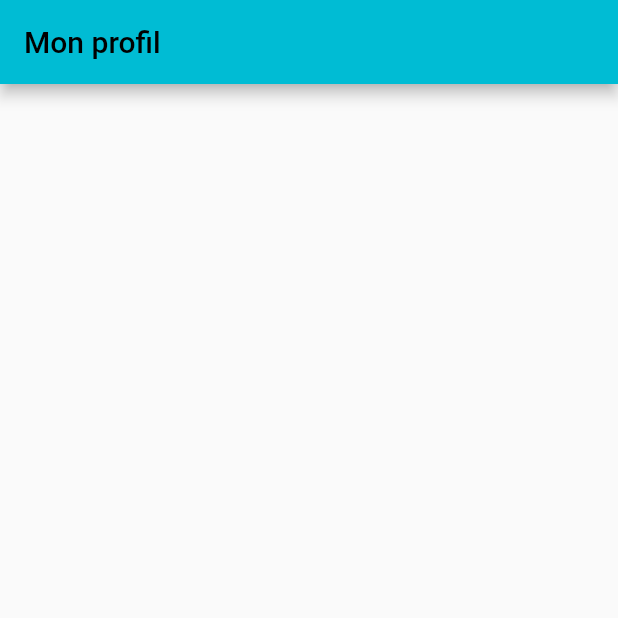
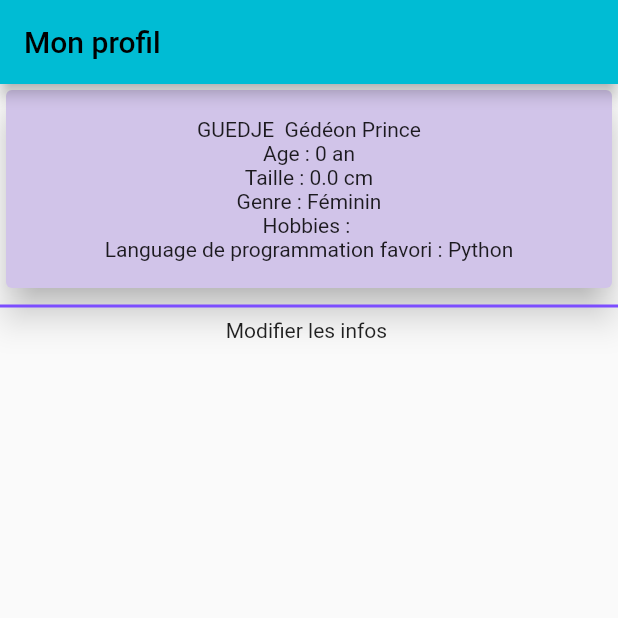
Before and after one commit to princeGedeon/Profile_page, a Flutter app: the screen it shows after launch, on a phone screen of 412 x 824 dp, the top half of it. Run offline on Flutter 3.47's test engine with Material 2 defaults, Android fonts, the phone set to English and light mode, and no system bars.

Commit message:
Mise en place de la page profil

```diff
--- a/lib/profile.dart
+++ b/lib/profile.dart
@@ -1 +1,67 @@
-class
+
+class Profile{
+  String nom;
+  String prenom;
+  int age;
+  bool gender;
+  double taille;
+  String secret;
+  List<String> hobbies=[];
+  String favoriteLang;
+
+  Profile({
+    this.nom="",
+    this.prenom="",
+    this.age=0,
+    this.gender=true,
+    this.taille=0.0,
+    this.secret="",
+    this.hobbies=const [],
+    this.favoriteLang="Python"
+});
+
+  String get_fullname()
+  {
+    return "$nom  $prenom";
+  }
+
+  String get_age()
+  {
+    String ageString="$age an";
+    if (age>1)
+      {
+        ageString+="s";
+      }
+    return ageString;
+  }
+
+  String get_gender()
+  {
+    return (gender)? "Féminin":"Masculin";
+  }
+
+  String get_taille()
+  {
+    return '$taille cm';
+  }
+
+  String get_hoobies(){
+    String tohobbiesstring="";
+    if (hobbies.length==0){
+      return tohobbiesstring;
+    }
+    else{
+      tohobbiesstring=" Mes hobbies sont :";
+    hobbies.forEach((element) {
+      tohobbiesstring+=" $element ,";
+    });
+    return tohobbiesstring;
+    }
+
+
+  }
+  String get_favoriteLang(){
+    return favoriteLang;
+  }
+
+}
--- a/lib/profile_page.dart
+++ b/lib/profile_page.dart
@@ -1,43 +1,79 @@
 import 'package:flutter/material.dart';
+import 'package:mon_profile/profile.dart';
 
-class ProfilePage extends StatefulWidget{
-
-  ProfilePageState createState()=>ProfilePageState();
+class ProfilePage extends StatefulWidget {
+  ProfilePageState createState() => ProfilePageState();
 }
 
-class ProfilePageState extends State<ProfilePage>
-{
+class ProfilePageState extends State<ProfilePage> {
+  Profile myprofile = Profile(nom: "GUEDJE",prenom: "Gédéon Prince");
+  late TextEditingController nom;
+  late TextEditingController prenom;
+  late TextEditingController secret;
 
   @override
-  void initState()
-  {
+  void initState() {
     super.initState();
+    nom=TextEditingController();
+    prenom=TextEditingController();
+    secret=TextEditingController();
   }
 
   @override
-  void dispose()
-  {
+  void dispose() {
+    nom.dispose();
+    prenom.dispose();
+    secret.dispose();
     super.dispose();
   }
+
   @override
   Widget build(BuildContext context) {
     // TODO: implement build
     return Scaffold(
-      appBar: AppBar(title: Text('Mon profil'),),
+      appBar: AppBar(
+        title: Text('Mon profil'),
+      ),
       body: SingleChildScrollView(
         child: Column(
           mainAxisSize: MainAxisSize.max,
           children: [
             Card(
-              child: Container(
+                color: Colors.deepPurple.shade100,
+                elevation: 10,
+                child: Container(
+                  width: MediaQuery.of(context).size.width,
 
+              margin: EdgeInsets.all(10),
+              padding: EdgeInsets.all(8),
+              child: Column(
+                children: [
+                  Text(myprofile.get_fullname()),
+                  Text('Age : ${myprofile.get_age()}'),
+                  Text("Taille : ${myprofile.get_taille()}"),
+                  Text('Genre : ${myprofile.get_gender()}'),
+                  Text("Hobbies : ${myprofile.get_hoobies()}"),
+                  Text("Language de programmation favori : ${myprofile.get_favoriteLang()}")
+                ],
               ),
-            )
-
+            )),
+            Divider(color: Colors.deepPurpleAccent,thickness: 2),
+            Text("Modifier les infos ",style: TextStyle(),),
           ],
         ),
       ),
     );
   }
 
+  TextField myTextField({required TextEditingController controller,required String hint,bool isSecret=false})
+  {
+    return TextField(
+      controller: controller,
+      decoration: InputDecoration(
+        hintText: hint,
+
+      ),
+      obscureText: isSecret,
+    );
+  }
 }
```
